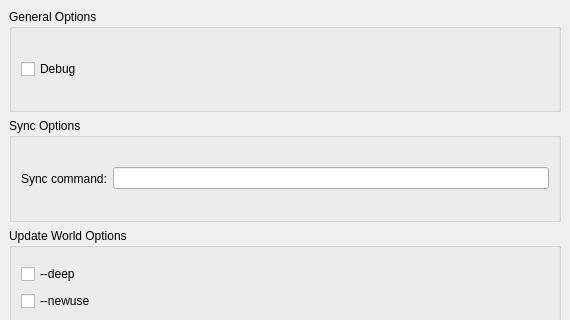
This is portato/gui/qt/ui/PreferenceWindow.ui in Necoro/portato as Qt 5 draws it before an edit; both pictures show x 0 to 570 and y 0 to 320 of the 570 by 729 pixel window. The edited form follows.
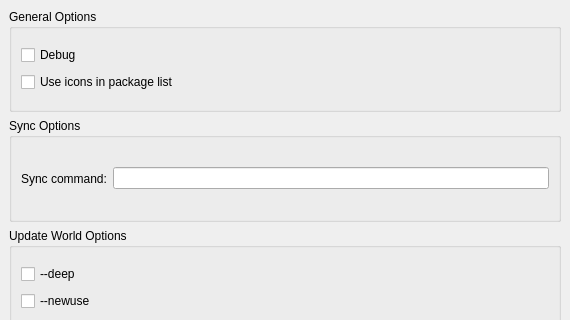
This is the edited form.

Commit message: marking installed packages in pkglist

```diff
--- a/portato/gui/qt/ui/PreferenceWindow.ui
+++ b/portato/gui/qt/ui/PreferenceWindow.ui
@@ -41,6 +41,13 @@
         </property>
        </widget>
       </item>
+      <item>
+       <widget class="QCheckBox" name="pkgIconsCheck" >
+        <property name="text" >
+         <string>Use icons in package list</string>
+        </property>
+       </widget>
+      </item>
      </layout>
     </widget>
    </item>
```
The commit also changes 4 other files.
